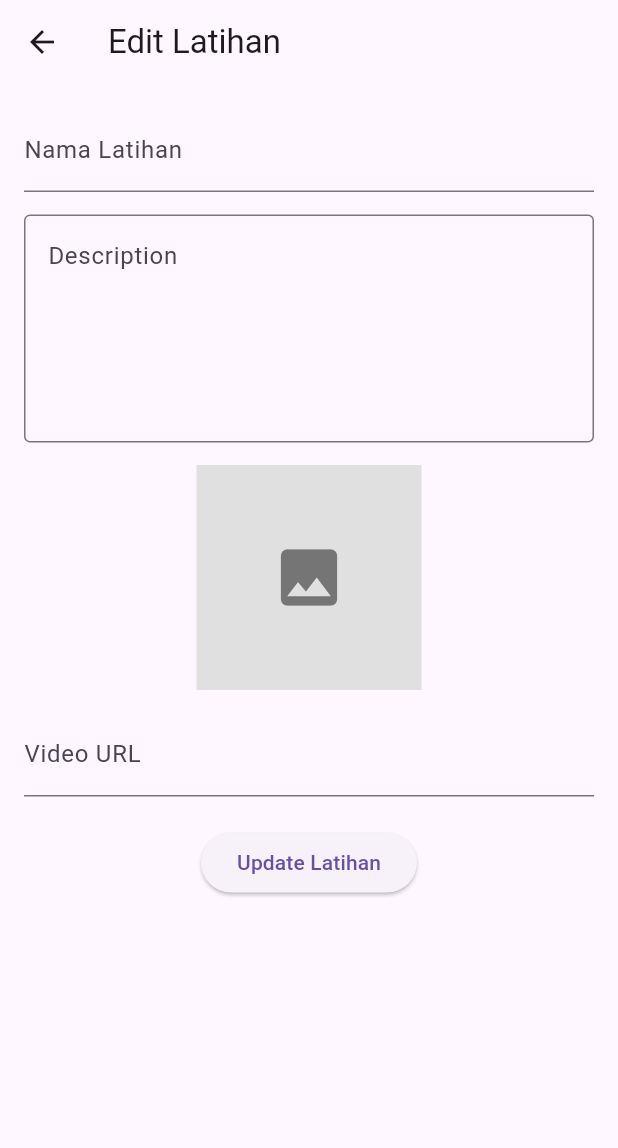
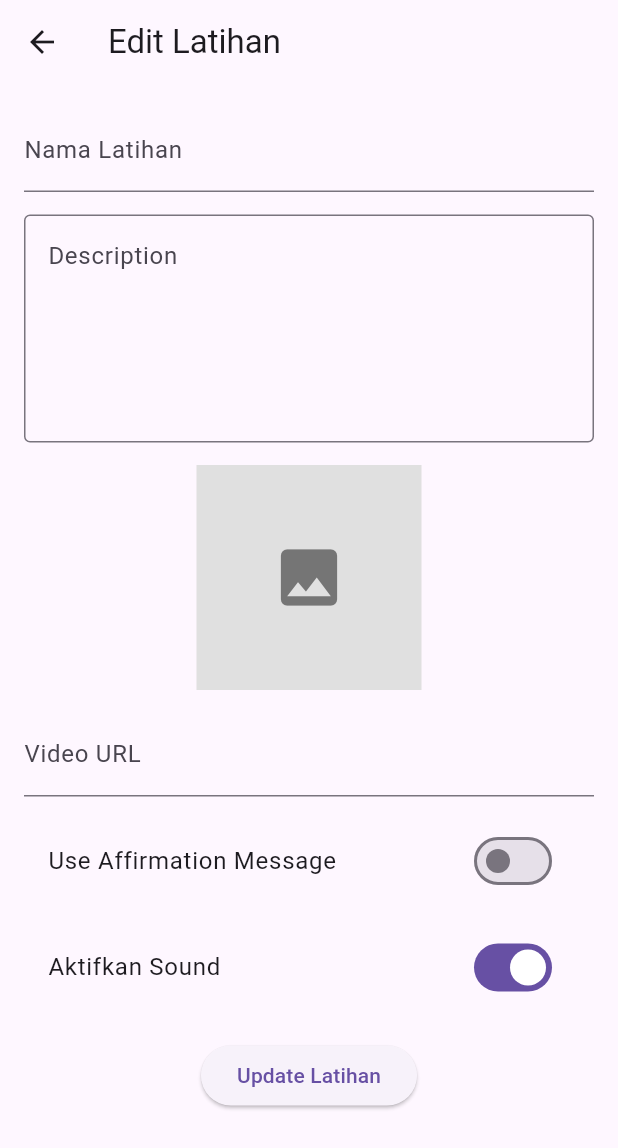
Before and after one commit to galihtra/admin_fitmom, a Flutter app: the EditLessonScreen screen opened directly with empty values, on a phone screen of 412 x 824 dp. Shown: the top 1148 px of the screen. Run offline on Flutter 3.47's test engine with Material 3 defaults, Android fonts, the light colour scheme and no system bars; our stand-ins replace carousel_slider, cloud_firestore, file_picker, firebase_auth, firebase_core, firebase_storage and 6 more; accounts and stored records are empty; network calls fail.

Commit message:
edit sound

```diff
--- a/lib/presentation/screen/lesson/edit/edit_lesson_screen.dart
+++ b/lib/presentation/screen/lesson/edit/edit_lesson_screen.dart
@@ -82,7 +82,7 @@ class _EditLessonScreenState extends State<EditLessonScreen> {
         index: widget.lesson.index,
         useAffirmation: _useAffirmation,
         affirmationMessage: _affirmationController.text,
-        folderName: widget.lesson.folderName, // Pastikan folderName tetap sama
+        folderName: widget.lesson.folderName,
         soundEnabled: _soundEnabled,
       );
 
@@ -96,7 +96,6 @@ class _EditLessonScreenState extends State<EditLessonScreen> {
         const SnackBar(content: Text('Latihan updated successfully!')),
       );
 
-      // Kembali ke screen sebelumnya dengan membawa data updated lesson
       Navigator.pop(context, updatedLesson);
     } catch (e) {
       ScaffoldMessenger.of(context).showSnackBar(
@@ -163,7 +162,18 @@ class _EditLessonScreenState extends State<EditLessonScreen> {
                   validator: (value) =>
                       value!.isEmpty ? 'Enter video URL' : null,
                 ),
-                if (widget.lesson.affirmationMessage.isNotEmpty) ...[
+                const SizedBox(height: 15),
+                SwitchListTile(
+                  title: const Text('Use Affirmation Message'),
+                  value: _useAffirmation,
+                  onChanged: (value) {
+                    setState(() {
+                      _useAffirmation = value;
+                    });
+                  },
+                ),
+                if (_useAffirmation ||
+                    widget.lesson.affirmationMessage.isNotEmpty) ...[
                   const SizedBox(height: 15),
                   TextFormField(
                     controller: _affirmationController,
@@ -174,6 +184,16 @@ class _EditLessonScreenState extends State<EditLessonScreen> {
                     maxLines: 3,
                   ),
                 ],
+                const SizedBox(height: 15),
+                SwitchListTile(
+                  title: const Text('Aktifkan Sound'),
+                  value: _soundEnabled,
+                  onChanged: (value) {
+                    setState(() {
+                      _soundEnabled = value;
+                    });
+                  },
+                ),
                 const SizedBox(height: 20),
                 _isUploading
                     ? const CircularProgressIndicator()
```
